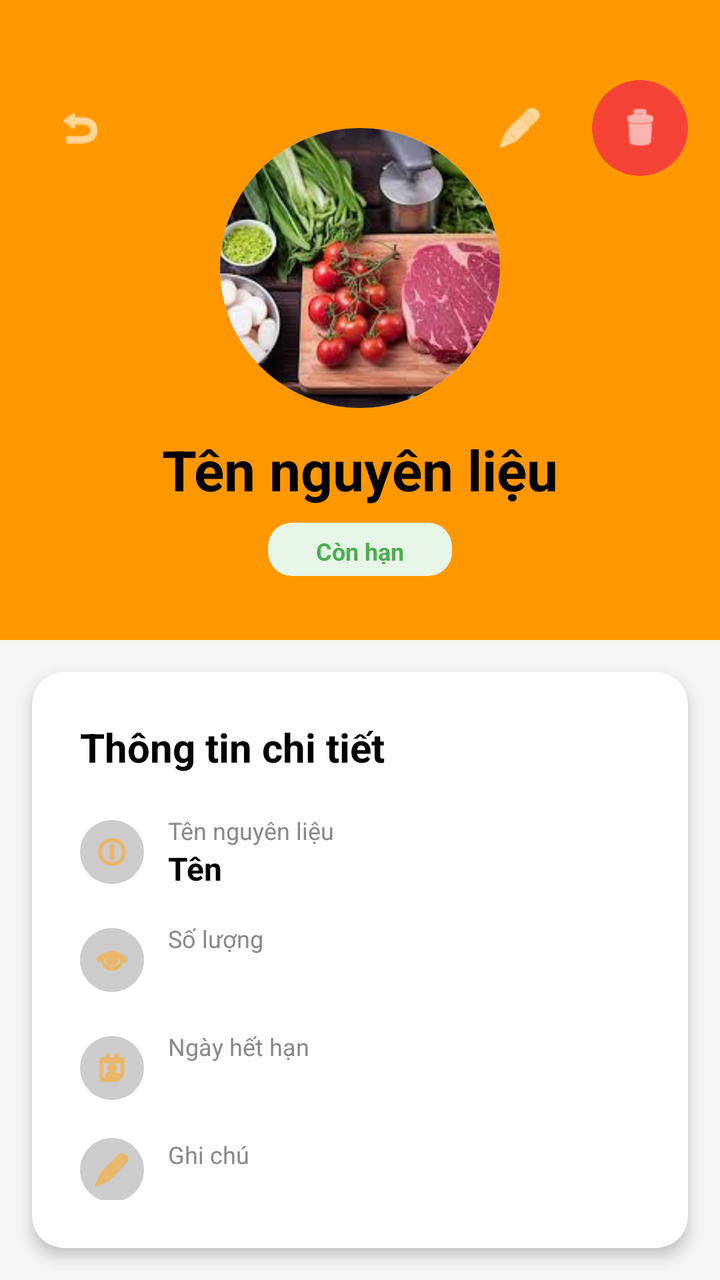
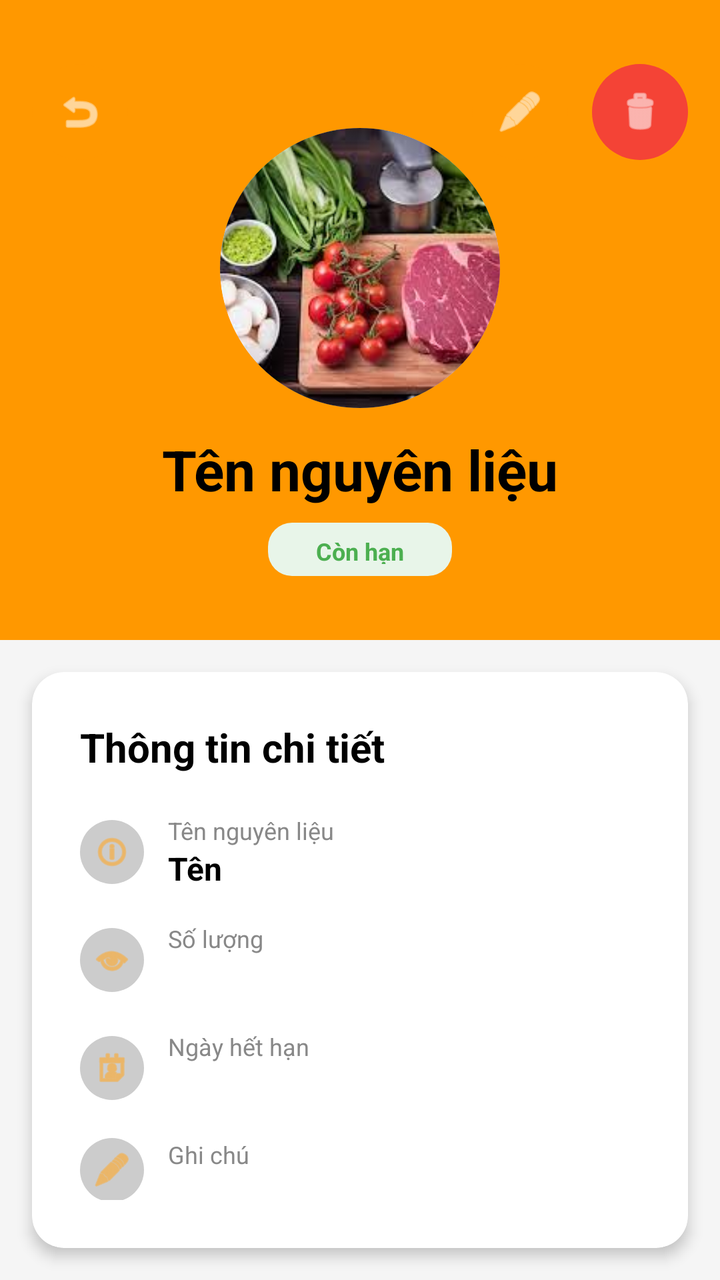

Before-and-after screenshots of an Android layout around one commit, followed by the original layout XML and the change that was made.
<!-- AndroidManifest.xml: application theme Theme.CookEasy_LHD_113_T7 -->
<!-- res/layout/man_hinh_chi_tiet_nguyen_lieu.xml -->
<?xml version="1.0" encoding="utf-8"?>
<RelativeLayout xmlns:android="http://schemas.android.com/apk/res/android"
    xmlns:app="http://schemas.android.com/apk/res-auto"
    android:layout_width="match_parent"
    android:layout_height="match_parent"
    android:background="#F5F5F5">


    
    <RelativeLayout
        android:id="@+id/header"
        android:layout_width="match_parent"
        android:layout_height="320dp"
        android:background="#FF9800"
        android:paddingTop="32dp"
        android:paddingBottom="32dp"
        android:clipToPadding="false">

        
        <View
            android:layout_width="match_parent"
            android:layout_height="32dp"
            android:layout_alignParentBottom="true" />

        
        <ImageView
            android:id="@+id/btnBack"
            android:layout_width="48dp"
            android:layout_height="48dp"
            android:layout_alignParentStart="true"
            android:layout_marginStart="16dp"
            android:layout_marginTop="8dp"
            android:src="@android:drawable/ic_menu_revert"
            app:tint="#FFFFFF"
            android:background="@drawable/circle_orange_bg"
            android:padding="12dp"
            android:contentDescription="Back" />

        
        <ImageView
            android:id="@+id/btnEdit"
            android:layout_width="48dp"
            android:layout_height="48dp"
            android:layout_alignParentEnd="true"
            android:layout_marginEnd="76dp"
            android:layout_marginTop="8dp"
            android:src="@android:drawable/ic_menu_edit"
            app:tint="#FFFFFF"
            android:background="@drawable/circle_orange_bg"
            android:padding="12dp"
            android:contentDescription="Edit" />

        
        <ImageView
            android:id="@+id/btnDelete"
            android:layout_width="48dp"
            android:layout_height="48dp"
            android:layout_alignParentEnd="true"
            android:layout_marginEnd="16dp"
            android:layout_marginTop="8dp"
            android:src="@android:drawable/ic_menu_delete"
            app:tint="#FFFFFF"
            android:background="@drawable/circle_red_bg"
            android:padding="12dp"
            android:contentDescription="Delete" />

        
        <ImageView
            android:id="@+id/ivNguyenLieu"
            android:layout_width="140dp"
            android:layout_height="140dp"
            android:layout_centerHorizontal="true"
            android:layout_marginTop="32dp"
            android:background="@drawable/circle_white_bg"
            android:src="@drawable/nguyenlieu"
            android:scaleType="centerCrop"
            android:clipToOutline="true"
            android:contentDescription="Ingredient" />

        
        <TextView
            android:id="@+id/tvTenNguyenLieu"
            android:layout_width="wrap_content"
            android:layout_height="wrap_content"
            android:layout_below="@id/ivNguyenLieu"
            android:layout_centerHorizontal="true"
            android:layout_marginTop="12dp"
            android:text="Tên nguyên liệu"
            android:textColor="#000000"
            android:textSize="28sp"
            android:textStyle="bold" />

        
        <TextView
            android:id="@+id/tvTrangThai"
            android:layout_width="wrap_content"
            android:layout_height="wrap_content"
            android:layout_below="@id/tvTenNguyenLieu"
            android:layout_centerHorizontal="true"
            android:layout_marginTop="8dp"
            android:text="Còn hạn"
            android:textColor="#4CAF50"
            android:textSize="12sp"
            android:background="@drawable/bg_status_tag"
            android:paddingLeft="24dp"
            android:paddingRight="24dp"
            android:paddingTop="6dp"
            android:paddingBottom="6dp"
            android:textStyle="bold" />
    </RelativeLayout>

    <androidx.cardview.widget.CardView
        android:layout_width="match_parent"
        android:layout_height="wrap_content"
        android:layout_below="@id/header"
        android:layout_margin="16dp"
        android:layout_marginTop="-40dp"
        app:cardCornerRadius="16dp"
        app:cardElevation="4dp">

        <LinearLayout
            android:layout_width="match_parent"
            android:layout_height="wrap_content"
            android:orientation="vertical"
            android:padding="24dp">

            <TextView
                android:layout_width="wrap_content"
                android:layout_height="wrap_content"
                android:text="Thông tin chi tiết"
                android:textColor="#000000"
                android:textSize="20sp"
                android:textStyle="bold"
                android:layout_marginBottom="20dp" />

            
            <LinearLayout
                android:layout_width="match_parent"
                android:layout_height="wrap_content"
                android:orientation="horizontal"
                android:gravity="center_vertical"
                android:layout_marginBottom="16dp">

                <ImageView
                    android:layout_width="32dp"
                    android:layout_height="32dp"
                    android:src="@android:drawable/ic_menu_info_details"
                    app:tint="#FFA726"
                    android:background="@drawable/circle_icon_bg"
                    android:padding="6dp"
                    android:contentDescription="Info" />

                <LinearLayout
                    android:layout_width="wrap_content"
                    android:layout_height="wrap_content"
                    android:orientation="vertical"
                    android:layout_marginStart="12dp">

                    <TextView
                        android:layout_width="wrap_content"
                        android:layout_height="wrap_content"
                        android:text="Tên nguyên liệu"
                        android:textColor="#888888"
                        android:textSize="12sp" />
                    <TextView
                        android:id="@+id/tvTenNguyenLieuDetail"
                        android:layout_width="wrap_content"
                        android:layout_height="wrap_content"
                        android:text="Tên"
                        android:textColor="#000000"
                        android:textSize="16sp"
                        android:textStyle="bold" />
                </LinearLayout>
            </LinearLayout>

            
            <LinearLayout
                android:layout_width="match_parent"
                android:layout_height="wrap_content"
                android:orientation="horizontal"
                android:gravity="center_vertical"
                android:layout_marginBottom="16dp">

                <ImageView
                    android:layout_width="32dp"
                    android:layout_height="32dp"
                    android:src="@android:drawable/ic_menu_view"
                    app:tint="#FFA726"
                    android:background="@drawable/circle_icon_bg"
                    android:padding="6dp"
                    android:contentDescription="Quantity" />

                <LinearLayout
                    android:layout_width="wrap_content"
                    android:layout_height="wrap_content"
                    android:orientation="vertical"
                    android:layout_marginStart="12dp">

                    <TextView
                        android:layout_width="wrap_content"
                        android:layout_height="wrap_content"
                        android:text="Số lượng"
                        android:textColor="#888888"
                        android:textSize="12sp" />
                    <TextView
                        android:id="@+id/tvSoLuong"
                        android:layout_width="wrap_content"
                        android:layout_height="wrap_content"
                        android:text=""
                        android:textColor="#000000"
                        android:textSize="16sp" />
                </LinearLayout>
            </LinearLayout>

            
            <LinearLayout
                android:layout_width="match_parent"
                android:layout_height="wrap_content"
                android:orientation="horizontal"
                android:gravity="center_vertical"
                android:layout_marginBottom="16dp">

                <ImageView
                    android:layout_width="32dp"
                    android:layout_height="32dp"
                    android:src="@android:drawable/ic_menu_my_calendar"
                    app:tint="#FFA726"
                    android:background="@drawable/circle_icon_bg"
                    android:padding="6dp"
                    android:contentDescription="Expiry" />

                <LinearLayout
                    android:layout_width="wrap_content"
                    android:layout_height="wrap_content"
                    android:orientation="vertical"
                    android:layout_marginStart="12dp">

                    <TextView
                        android:layout_width="wrap_content"
                        android:layout_height="wrap_content"
                        android:text="Ngày hết hạn"
                        android:textColor="#888888"
                        android:textSize="12sp" />
                    <TextView
                        android:id="@+id/tvNgayHetHan"
                        android:layout_width="wrap_content"
                        android:layout_height="wrap_content"
                        android:text=""
                        android:textColor="#000000"
                        android:textSize="16sp" />
                </LinearLayout>
            </LinearLayout>

            
            <LinearLayout
                android:layout_width="match_parent"
                android:layout_height="wrap_content"
                android:orientation="horizontal"
                android:gravity="start">

                <ImageView
                    android:layout_width="32dp"
                    android:layout_height="32dp"
                    android:src="@android:drawable/ic_menu_edit"
                    app:tint="#FFA726"
                    android:background="@drawable/circle_icon_bg"
                    android:padding="6dp"
                    android:contentDescription="Note" />

                <LinearLayout
                    android:layout_width="wrap_content"
                    android:layout_height="wrap_content"
                    android:orientation="vertical"
                    android:layout_marginStart="12dp">

                    <TextView
                        android:layout_width="wrap_content"
                        android:layout_height="wrap_content"
                        android:text="Ghi chú"
                        android:textColor="#888888"
                        android:textSize="12sp" />
                    <TextView
                        android:id="@+id/tvGhiChu"
                        android:layout_width="wrap_content"
                        android:layout_height="wrap_content"
                        android:text=""
                        android:textColor="#000000"
                        android:textSize="16sp" />
                </LinearLayout>
            </LinearLayout>
        </LinearLayout>
    </androidx.cardview.widget.CardView>

</RelativeLayout>
<!-- resources referenced by this layout -->
<resources>
  <!-- drawable bg_status_tag (drawable) -->
  <?xml version="1.0" encoding="utf-8"?>
  <shape xmlns:android="http://schemas.android.com/apk/res/android"
      android:shape="rectangle">
      <solid android:color="#E8F5E9" />
      <corners android:radius="12dp" />
  </shape>
  <!-- drawable circle_icon_bg (drawable) -->
  <?xml version="1.0" encoding="utf-8"?>
  <shape xmlns:android="http://schemas.android.com/apk/res/android"
      android:shape="oval">
      <solid android:color="#CCCCCC" />
  </shape>
  <!-- drawable circle_orange_bg (drawable) -->
  <?xml version="1.0" encoding="utf-8"?>
  <shape xmlns:android="http://schemas.android.com/apk/res/android"
      android:shape="oval">
      <solid android:color="#FF9800" />
  </shape>
  <!-- drawable circle_red_bg (drawable) -->
  <?xml version="1.0" encoding="utf-8"?>
  <shape xmlns:android="http://schemas.android.com/apk/res/android"
      android:shape="oval">
      <solid android:color="#F44336" />
  </shape>
  <!-- drawable circle_white_bg (drawable) -->
  <?xml version="1.0" encoding="utf-8"?>
  <shape xmlns:android="http://schemas.android.com/apk/res/android"
      android:shape="oval">
      <solid android:color="#FFFFFF" />
  </shape>
  <!-- drawable nguyenlieu: jpg bitmap (drawable, 11913 bytes) -->
  <style name="Theme.CookEasy_LHD_113_T7" parent="Theme.MaterialComponents.DayNight.NoActionBar">
          
          <item name="colorPrimary">@color/purple_500</item>
          <item name="colorPrimaryVariant">@color/purple_700</item>
          <item name="colorOnPrimary">@color/white</item>
          
      </style>
  <color name="purple_500">#FF6200EE</color>
  <color name="purple_700">#FF3700B3</color>
  <color name="white">#FFFFFFFF</color>
</resources>

<!-- the commit's change to res/layout/man_hinh_chi_tiet_nguyen_lieu.xml (unified diff, before → after) -->
@@ -29,7 +29,6 @@
             android:layout_height="48dp"
             android:layout_alignParentStart="true"
             android:layout_marginStart="16dp"
-            android:layout_marginTop="8dp"
             android:src="@android:drawable/ic_menu_revert"
             app:tint="#FFFFFF"
             android:background="@drawable/circle_orange_bg"
@@ -43,7 +42,6 @@
             android:layout_height="48dp"
             android:layout_alignParentEnd="true"
             android:layout_marginEnd="76dp"
-            android:layout_marginTop="8dp"
             android:src="@android:drawable/ic_menu_edit"
             app:tint="#FFFFFF"
             android:background="@drawable/circle_orange_bg"
@@ -57,7 +55,6 @@
             android:layout_height="48dp"
             android:layout_alignParentEnd="true"
             android:layout_marginEnd="16dp"
-            android:layout_marginTop="8dp"
             android:src="@android:drawable/ic_menu_delete"
             app:tint="#FFFFFF"
             android:background="@drawable/circle_red_bg"
